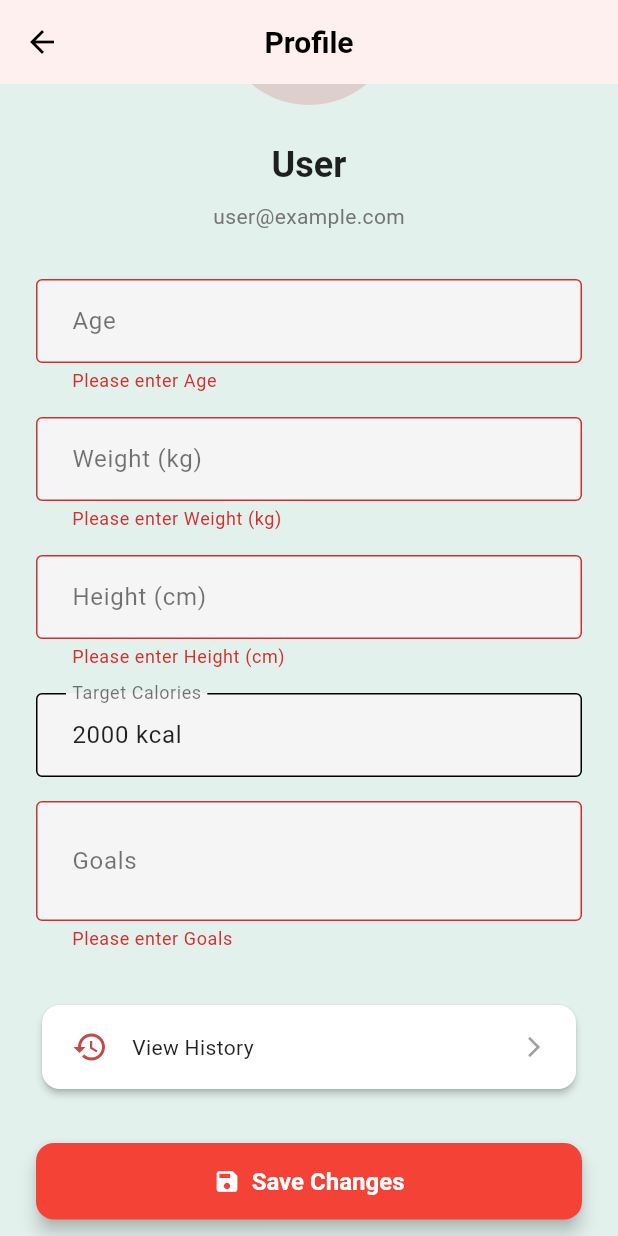
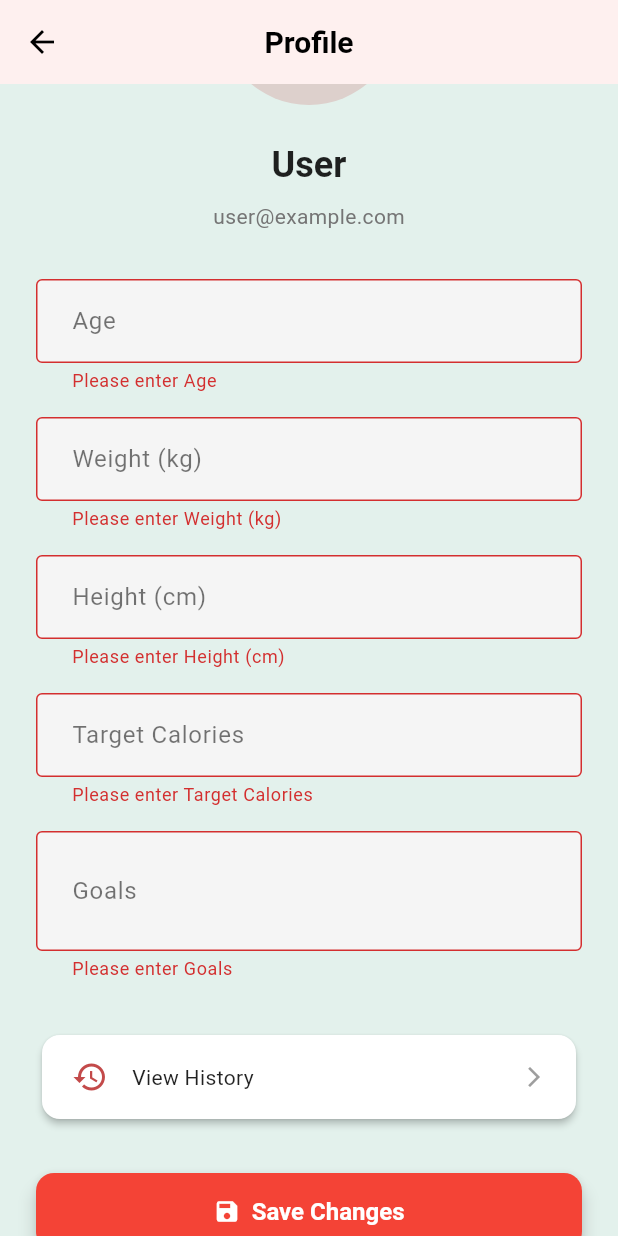
Before and after one commit to Azul-max/tutorial-app-dev, a Flutter app: the ProfilePage screen opened by its route, scrolled down 130 dp, after a tap on "Save Changes", on a phone screen of 412 x 824 dp. Run offline on Flutter 3.47's test engine with Material 3 defaults, Android fonts, the phone set to English and light mode, and no system bars; our stand-ins replace shared_preferences, table_calendar; accounts and stored records are empty.

Commit message:
Update ProfilePage.dart

```diff
--- a/lib/ProfilePage.dart
+++ b/lib/ProfilePage.dart
@@ -1,5 +1,6 @@
 import 'package:flutter/material.dart';
-import 'HistoryPage.dart'; // Ensure this file exists
+import 'package:shared_preferences/shared_preferences.dart';
+import 'HistoryPage.dart'; // Make sure this file exists
 
 class ProfilePage extends StatefulWidget {
   final String name;
@@ -33,6 +34,27 @@ class _ProfilePageState extends State<ProfilePage> {
     heightController = TextEditingController();
     targetCaloriesController = TextEditingController(text: widget.targetCalories);
     goalsController = TextEditingController();
+    _loadProfileData();
+  }
+
+  Future<void> _loadProfileData() async {
+    final prefs = await SharedPreferences.getInstance();
+    setState(() {
+      ageController.text = prefs.getString('age') ?? '';
+      weightController.text = prefs.getString('weight') ?? '';
+      heightController.text = prefs.getString('height') ?? '';
+      targetCaloriesController.text = prefs.getString('targetCalories') ?? '';
+      goalsController.text = prefs.getString('goals') ?? '';
+    });
+  }
+
+  Future<void> _saveProfileData() async {
+    final prefs = await SharedPreferences.getInstance();
+    await prefs.setString('age', ageController.text);
+    await prefs.setString('weight', weightController.text);
+    await prefs.setString('height', heightController.text);
+    await prefs.setString('targetCalories', targetCaloriesController.text);
+    await prefs.setString('goals', goalsController.text);
   }
 
   @override
@@ -113,15 +135,15 @@ class _ProfilePageState extends State<ProfilePage> {
               ),
               const SizedBox(height: 32),
 
-              // Submit / Save Button
+              // Save Button
               SizedBox(
                 width: double.infinity,
                 child: ElevatedButton.icon(
-                  onPressed: () {
+                  onPressed: () async {
                     if (_formKey.currentState!.validate()) {
-                      // Save logic here
+                      await _saveProfileData();
                       ScaffoldMessenger.of(context).showSnackBar(
-                        const SnackBar(content: Text('Profile updated!')),
+                        const SnackBar(content: Text('Profile updated and saved!')),
                       );
                     }
                   },
```
